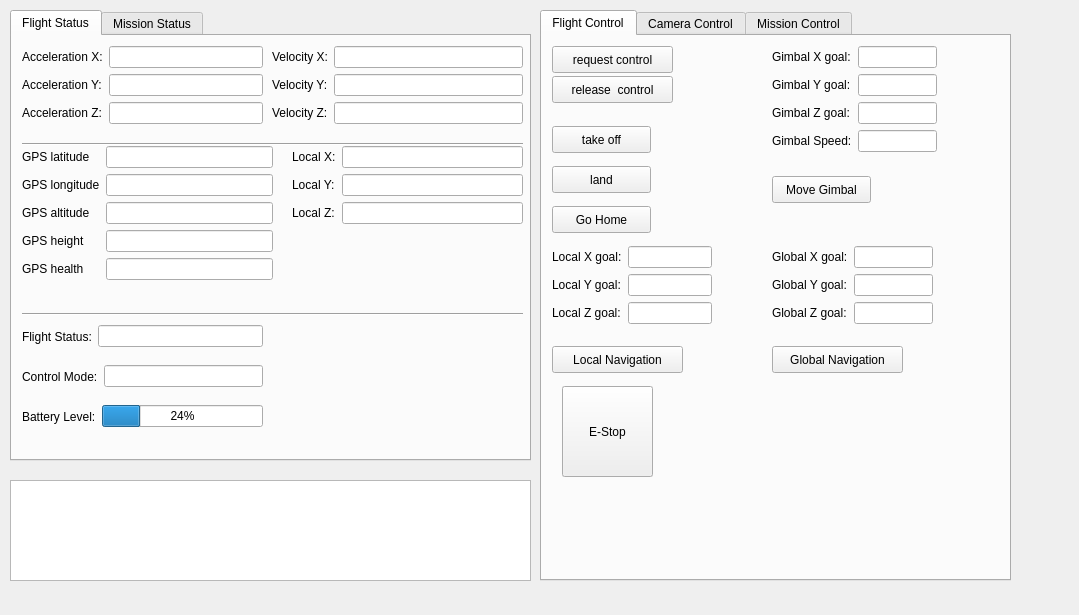
The window that src/teamhku_ocs/teamhku_ocs.ui (SiChiTong/teamhku_ocs) describes before a commit, drawn with Qt 5.
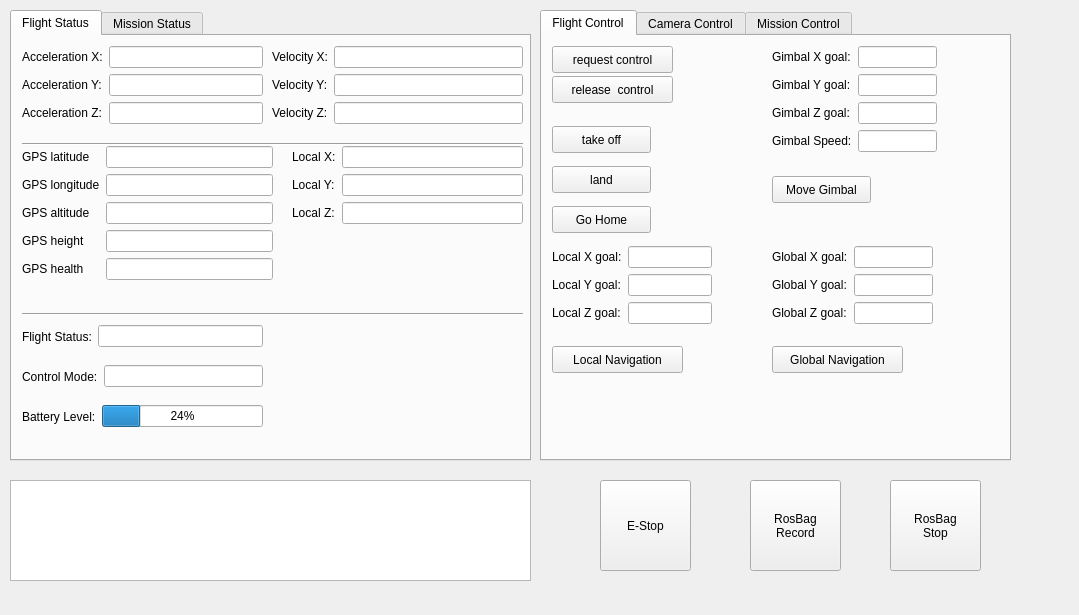
The same window after the commit.

Commit message: add rosbag record and stop

Diff of the .ui file:
```diff
--- a/src/teamhku_ocs/teamhku_ocs.ui
+++ b/src/teamhku_ocs/teamhku_ocs.ui
@@ -359,7 +359,7 @@
      <x>540</x>
      <y>10</y>
      <width>471</width>
-     <height>571</height>
+     <height>451</height>
     </rect>
    </property>
    <property name="currentIndex">
@@ -554,22 +554,6 @@
       <string>Local Navigation</string>
      </property>
     </widget>
-    <widget class="QPushButton" name="estop_button_">
-     <property name="geometry">
-      <rect>
-       <x>20</x>
-       <y>350</y>
-       <width>91</width>
-       <height>91</height>
-      </rect>
-     </property>
-     <property name="autoFillBackground">
-      <bool>true</bool>
-     </property>
-     <property name="text">
-      <string>E-Stop</string>
-     </property>
-    </widget>
     <widget class="QWidget" name="formLayoutWidget_7">
      <property name="geometry">
       <rect>
@@ -738,6 +722,50 @@
     </widget>
    </widget>
   </widget>
+  <widget class="QPushButton" name="estop_button_">
+   <property name="geometry">
+    <rect>
+     <x>600</x>
+     <y>480</y>
+     <width>91</width>
+     <height>91</height>
+    </rect>
+   </property>
+   <property name="autoFillBackground">
+    <bool>true</bool>
+   </property>
+   <property name="text">
+    <string>E-Stop</string>
+   </property>
+  </widget>
+  <widget class="QPushButton" name="rosbag_button_">
+   <property name="geometry">
+    <rect>
+     <x>750</x>
+     <y>480</y>
+     <width>91</width>
+     <height>91</height>
+    </rect>
+   </property>
+   <property name="text">
+    <string>RosBag
+Record</string>
+   </property>
+  </widget>
+  <widget class="QPushButton" name="rosstop_button_">
+   <property name="geometry">
+    <rect>
+     <x>890</x>
+     <y>480</y>
+     <width>91</width>
+     <height>91</height>
+    </rect>
+   </property>
+   <property name="text">
+    <string>RosBag
+Stop</string>
+   </property>
+  </widget>
  </widget>
  <resources/>
  <connections/>
```
The commit also changes 2 other files.
